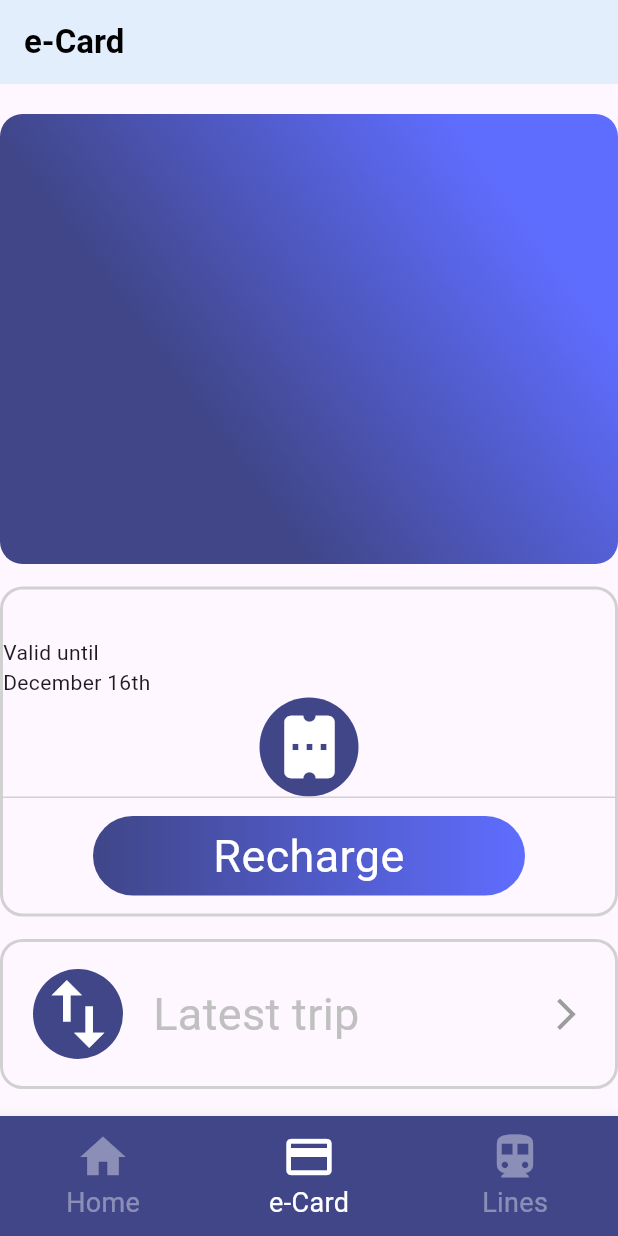
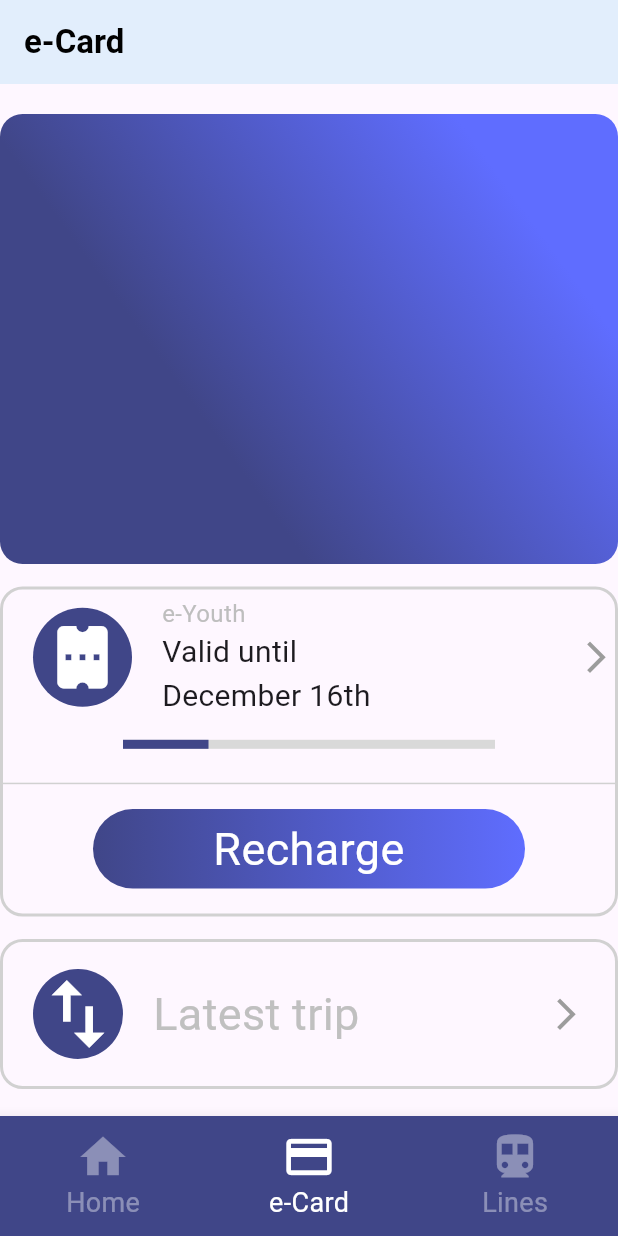
Before and after one commit to francesctr4/FlutterAppProject, a Flutter app: the screen it shows after launch, item 2 of the bottom bar chosen, on a phone screen of 412 x 824 dp. Run offline on Flutter 3.47's test engine with Material 3 defaults, Android fonts, the phone set to English and light mode, and no system bars.

Commit message:
Validity Bar Widget

```diff
--- a/flutter_app_project/project_source/lib/screens/e_card_screen.dart
+++ b/flutter_app_project/project_source/lib/screens/e_card_screen.dart
@@ -5,6 +5,7 @@ import 'package:project_source/models/e_card_class.dart';
 import 'package:project_source/widgets/latest_trip_widget.dart';
 
 import '../widgets/ecard_widget.dart';
+import '../widgets/validity_bar_widget.dart';
 
 class ECardScreen extends StatelessWidget {
   const ECardScreen({
@@ -41,10 +42,13 @@ class ECardScreen extends StatelessWidget {
                 ),
                 child: Column(
                   crossAxisAlignment: CrossAxisAlignment.stretch,
-                  mainAxisAlignment: MainAxisAlignment.end,
+                  mainAxisAlignment: MainAxisAlignment.spaceEvenly,
                   children: [
-                    const Text("Valid until"),
-                    Text(ecard.validity),
+                    Row(
+                      mainAxisAlignment: MainAxisAlignment.spaceBetween,
+                      children: [
+                        Row(
+                          children: [
                             Padding(
                               padding: const EdgeInsets.only(
                                 left: 20,
@@ -68,6 +72,40 @@ class ECardScreen extends StatelessWidget {
                                 ),
                               ),
                             ),
+                            Column(
+                              crossAxisAlignment: CrossAxisAlignment.start,
+                              children: [
+                                Text(
+                                  ecard.titleCharged,
+                                  style: const TextStyle(
+                                    color: Color.fromRGBO(190, 190, 190, 1),
+                                    fontSize: 16,
+                                  ),
+                                ),
+                                const Text(
+                                  "Valid until",
+                                  style: TextStyle(
+                                    fontSize: 20,
+                                  ),
+                                ),
+                                Text(
+                                  ecard.validity,
+                                  style: const TextStyle(
+                                    fontSize: 20,
+                                  ),
+                                ),
+                              ],
+                            ),
+                          ],
+                        ),
+                        const Icon(
+                          Icons.arrow_forward_ios,
+                          size: 25,
+                          color: Color.fromRGBO(156, 156, 156, 1),
+                        ),
+                      ],
+                    ),
+                    const ValidityBarWidget(validityPercentage: 20),
                     Padding(
                       padding: const EdgeInsets.only(bottom: 12),
                       child: Container(
@@ -106,7 +144,7 @@ class ECardScreen extends StatelessWidget {
                           ),
                         ),
                       ),
-                    )
+                    ),
                   ],
                 ),
               ),
--- /dev/null
+++ b/flutter_app_project/project_source/lib/widgets/validity_bar_widget.dart
@@ -0,0 +1,33 @@
+import 'package:flutter/material.dart';
+
+class ValidityBarWidget extends StatelessWidget {
+  const ValidityBarWidget({
+    super.key,
+    required this.validityPercentage,
+  });
+
+  final int validityPercentage;
+
+  @override
+  Widget build(BuildContext context) {
+    return Stack(
+      children: [
+        Padding(
+          padding: const EdgeInsets.fromLTRB(80, 10, 80, 18),
+          child: Container(
+            height: 6,
+            color: const Color.fromRGBO(217, 217, 217, 1),
+          ),
+        ),
+        Padding(
+          padding: const EdgeInsets.fromLTRB(80, 10, 80, 18),
+          child: Container(
+            height: 6,
+            width: validityPercentage.toDouble() * (285 / 100),
+            color: const Color.fromRGBO(64, 70, 136, 1),
+          ),
+        ),
+      ],
+    );
+  }
+}
```
Lines whose indentation alone changed are shown as unchanged.
